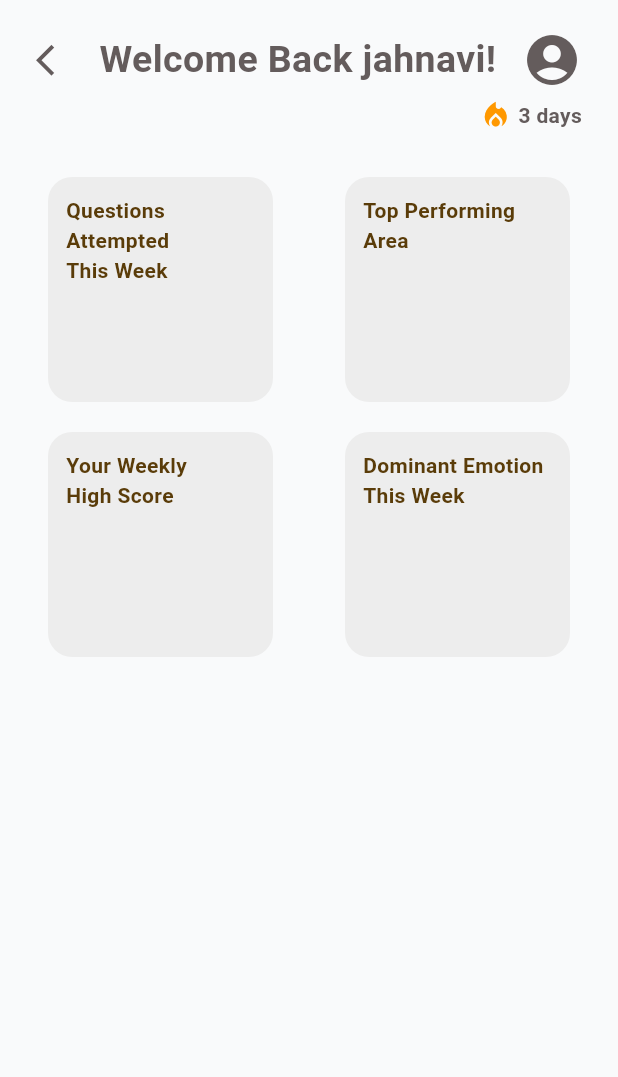
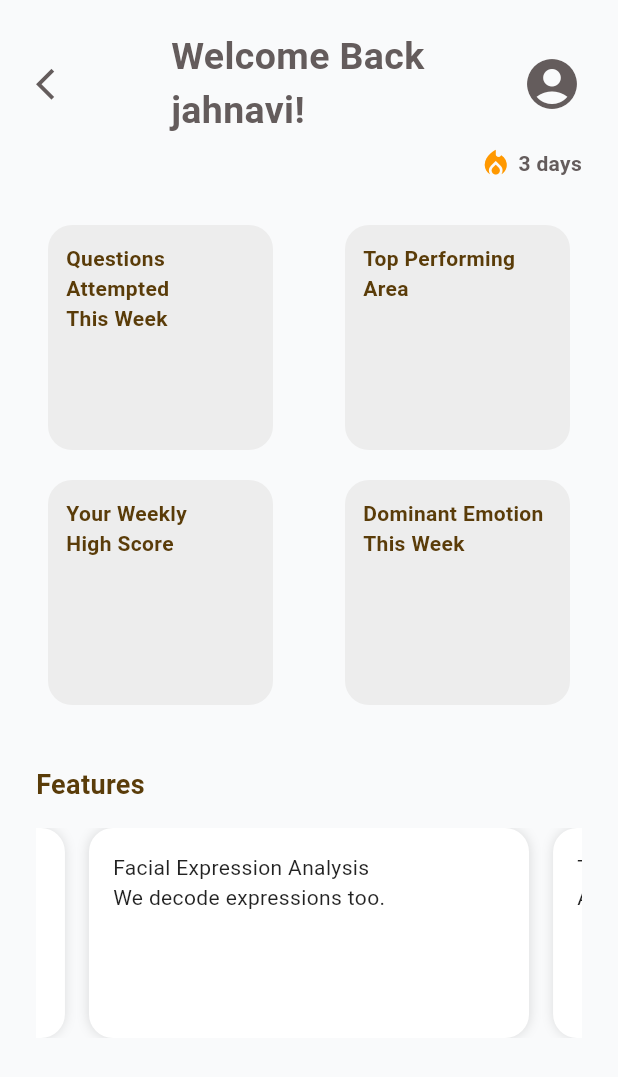
Before and after one commit to SapphireAG/AI-Interview-Coach-Talk2Hire, a Flutter app: the screen it shows after launch, on a phone screen of 412 x 824 dp. Shown: the top 1077 px of the screen. Run offline on Flutter 3.47's test engine with Material 3 defaults, Android fonts, the phone set to English and light mode, and no system bars; our stand-ins replace audioplayers, camera; missing offline and left inert: record.

Commit message:
activity cards with autodcroll

```diff
--- a/flutter_frontend/lib/report_page.dart
+++ b/flutter_frontend/lib/report_page.dart
@@ -10,6 +10,41 @@ class ReportPage extends StatefulWidget {
 }
 
 class _ReportPageState extends State<ReportPage> {
+  final PageController _pageController = PageController(viewportFraction: 0.85);
+  int _currentPage = 0;
+  late Timer _autoScrollTimer;
+
+  final List<String> features = [
+    'Sentiment Analysis\nAlign tone and intent like a pro.',
+    'Facial Expression Analysis\nWe decode expressions too.',
+    'Targeted Feedback\nActionable insights on all fronts.',
+    'Transcription\nReplay, reflect, and rise stronger.',
+    'Personalized Questions\nWeak in ML? We got your back!',
+    'Analytics\nTrack your progress and stay motivated.',
+  ];
+
+  @override
+  void initState() {
+    super.initState();
+    _autoScrollTimer = Timer.periodic(Duration(seconds: 4), (timer) {
+      if (_pageController.hasClients) {
+        _currentPage = (_currentPage + 1) % features.length;
+        _pageController.animateToPage(
+          _currentPage,
+          duration: Duration(milliseconds: 500),
+          curve: Curves.easeInOut,
+        );
+      }
+    });
+  }
+
+  @override
+  void dispose() {
+    _pageController.dispose();
+    _autoScrollTimer.cancel();
+    super.dispose();
+  }
+
   @override
   Widget build(BuildContext context) {
     return Scaffold(
@@ -35,7 +70,7 @@ class _ReportPageState extends State<ReportPage> {
                     child: Align(
                       alignment: Alignment.topCenter,
                       child: Text(
-                        "Welcome Back ${widget.username}!",
+                        "Welcome Back\n${widget.username}!",
                         style: const TextStyle(
                           fontSize: 25,
                           fontWeight: FontWeight.bold,
@@ -77,9 +112,6 @@ class _ReportPageState extends State<ReportPage> {
                 ],
               ),
 
-
-
-
               const SizedBox(height: 30),
 
               // Fixed 2x2 stat grid using Rows
@@ -105,6 +137,54 @@ class _ReportPageState extends State<ReportPage> {
                   ],
                 ),
               ),
+
+              const SizedBox(height: 40),
+
+              // Auto-scroll carousel title (optional)
+              Align(
+                alignment: Alignment.centerLeft,
+                child: Text(
+                  "Features",
+                  style: TextStyle(
+                    fontSize: 18,
+                    fontWeight: FontWeight.bold,
+                    color: Color.fromARGB(255, 90, 60, 9),
+                  ),
+                ),
+              ),
+
+              const SizedBox(height: 16),
+
+              // Auto-scroll carousel
+              SizedBox(
+                height: 140,
+                child: PageView.builder(
+                  controller: _pageController,
+                  itemCount: features.length,
+                  itemBuilder: (context, index) {
+                    return Padding(
+                      padding: const EdgeInsets.symmetric(horizontal: 8.0),
+                      child: Container(
+                        decoration: BoxDecoration(
+                          color: Colors.white,
+                          borderRadius: BorderRadius.circular(16),
+                          boxShadow: [
+                            BoxShadow(color: Colors.black12, blurRadius: 6),
+                          ],
+                        ),
+                        padding: const EdgeInsets.all(16),
+                        child: Text(
+                          features[index],
+                          style: const TextStyle(
+                            fontSize: 14,
+                            color: Colors.black87,
+                          ),
+                        ),
+                      ),
+                    );
+                  },
+                ),
+              ),
             ],
           ),
         ),
@@ -122,7 +202,7 @@ class _ReportPageState extends State<ReportPage> {
         borderRadius: BorderRadius.circular(16),
       ),
       child: Align(
-      alignment: Alignment.topLeft,
+        alignment: Alignment.topLeft,
         child: Text(
           label,
           textAlign: TextAlign.start,
```
